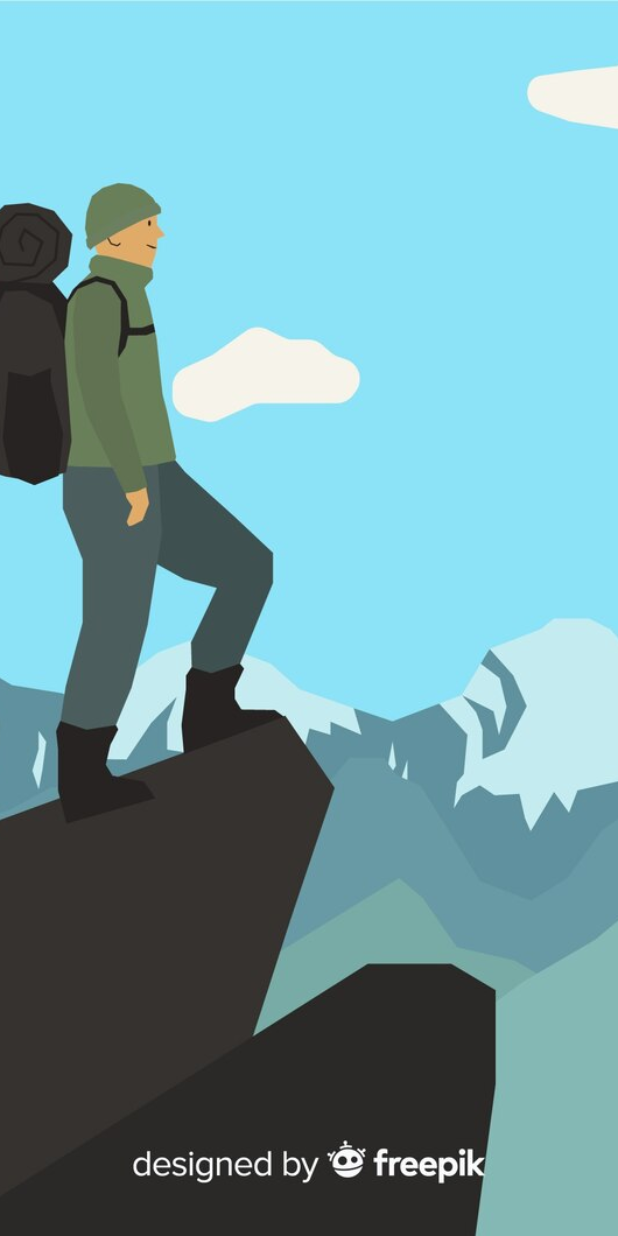
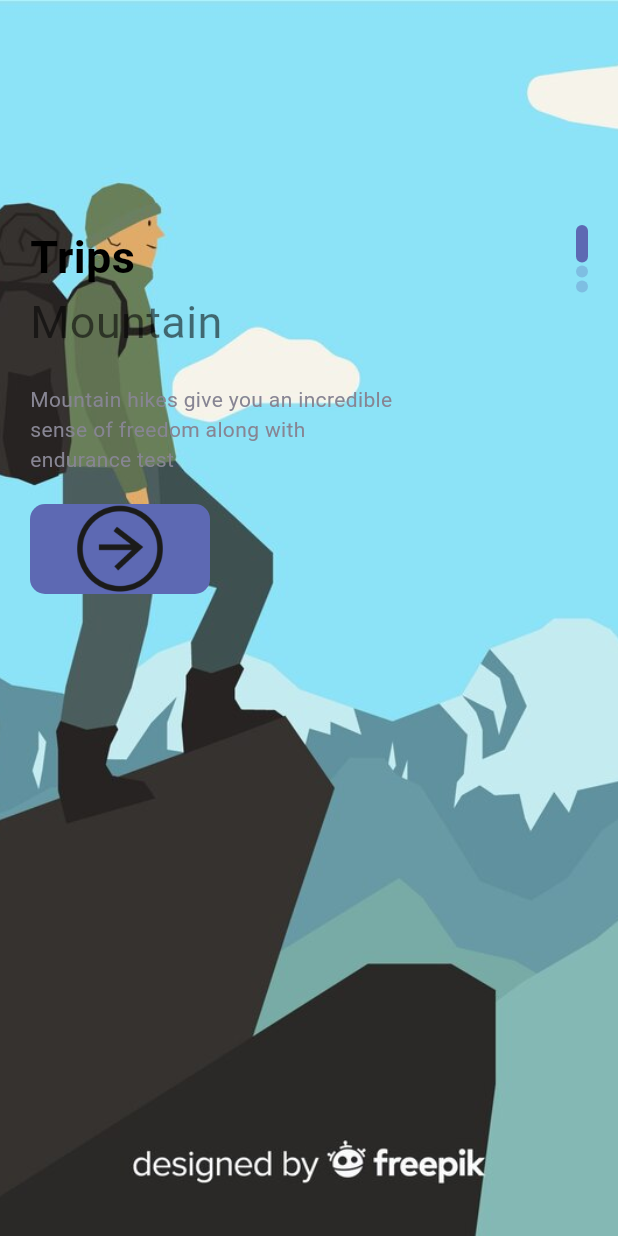
Before and after one commit to bdot100/travel_booking, a Flutter app: the screen it shows after launch, on a phone screen of 412 x 824 dp. Run offline on Flutter 3.47's test engine with Material 3 defaults, Android fonts, the light colour scheme and no system bars.

Commit message:
Home Slider Done

```diff
--- /dev/null
+++ b/lib/misc/colors.dart
@@ -0,0 +1,11 @@
+import 'dart:ui';
+
+class AppColors{
+  static const Color textColor1 = Color(0xFF989ACD);
+  static const Color textColor2 = Color(0xFF878593);
+  static const Color bigTextColor = Color(0xFF2E2E31);
+  static const Color mainColor = Color(0xFF5d69b3);
+  static const Color startColor = Color(0xFFE7BB4E);
+  static const Color mainTextColor = Color(0xFFababad);
+  static const Color buttonBackground = Color(0xFFF1F2);
+}
--- a/lib/pages/welcome_page.dart
+++ b/lib/pages/welcome_page.dart
@@ -1,4 +1,8 @@
 import 'package:flutter/material.dart';
+import 'package:travel_booking/misc/colors.dart';
+import 'package:travel_booking/widgets/app_large_text.dart';
+import 'package:travel_booking/widgets/app_text.dart';
+import 'package:travel_booking/widgets/responsive_button.dart';
 
 class WelcomePage extends StatefulWidget {
   const WelcomePage({super.key});
@@ -33,6 +37,45 @@ class _WelcomePageState extends State<WelcomePage> {
                 fit: BoxFit.cover
               )
             ),
+            child: Container(
+              margin: const EdgeInsets.only(top: 150, left: 20, right: 20),
+              child: Row(
+                mainAxisAlignment: MainAxisAlignment.spaceBetween,
+                children: [
+                  Column(
+                    crossAxisAlignment: CrossAxisAlignment.start,
+                    children: [
+                      AppLargeText(text: "Trips"),
+                      AppText(text: "Mountain", size: 30,),
+                      SizedBox(height: 20,),
+                      Container(
+                        width: 250,
+                        child: AppText(
+                          text: "Mountain hikes give you an incredible sense of freedom along with endurance test",
+                          color: AppColors.textColor2,
+                          size: 14,
+                          ),
+                      ),
+                      SizedBox(height: 20,),
+                      ResponsiveButton(width: 120,),
+                    ],
+                  ),
+                  Column(
+                    children: List.generate(3, (indexDots){
+                      return Container(
+                        margin: const EdgeInsets.only(bottom: 2),
+                        width: 8,
+                        height: index==indexDots?25:8,
+                        decoration: BoxDecoration(
+                          borderRadius: BorderRadius.circular(8),
+                          color:index==indexDots?AppColors.mainColor:AppColors.mainColor.withOpacity(0.3)
+                        ),
+                      );
+                    }),
+                  )
+                ],
+              ),
+            ),
           );
       }),
     );
--- /dev/null
+++ b/lib/widgets/app_large_text.dart
@@ -0,0 +1,22 @@
+import 'package:flutter/material.dart';
+
+class AppLargeText extends StatelessWidget {
+
+  final double size;
+  final String text;
+  final Color color;
+
+  const AppLargeText({super.key, this.size = 30, required this.text, this.color = Colors.black});
+
+  @override
+  Widget build(BuildContext context) {
+    return Text(
+      text,
+      style: TextStyle(
+        color: color,
+        fontSize: size,
+        fontWeight: FontWeight.bold
+      ),
+    );
+  }
+}
--- /dev/null
+++ b/lib/widgets/app_text.dart
@@ -0,0 +1,21 @@
+import 'package:flutter/material.dart';
+
+class AppText extends StatelessWidget {
+
+  final double size;
+  final String text;
+  final Color color;
+
+  const AppText({super.key, this.size = 16, required this.text, this.color = Colors.black54});
+
+  @override
+  Widget build(BuildContext context) {
+    return Text(
+      text,
+      style: TextStyle(
+        color: color,
+        fontSize: size,
+      ),
+    );
+  }
+}
--- /dev/null
+++ b/lib/widgets/responsive_button.dart
@@ -0,0 +1,27 @@
+import 'package:flutter/material.dart';
+import 'package:travel_booking/misc/colors.dart';
+
+// ignore: must_be_immutable
+class ResponsiveButton extends StatelessWidget {
+  bool? isResponsive;
+  double? width;
+  ResponsiveButton({super.key, this.isResponsive=false, this.width});
+
+  @override
+  Widget build(BuildContext context) {
+    return Container(
+      width: width,
+      height: 60,
+      decoration: BoxDecoration(
+        borderRadius: BorderRadius.circular(10),
+        color: AppColors.mainColor
+      ),
+      child: Row(
+        mainAxisAlignment: MainAxisAlignment.center,
+        children: [
+          Image.asset("img/button.webp")
+        ],
+      ),
+    );
+  }
+}
```
Also changed, not shown: img/button.jpeg (added), img/button.webp (added).
